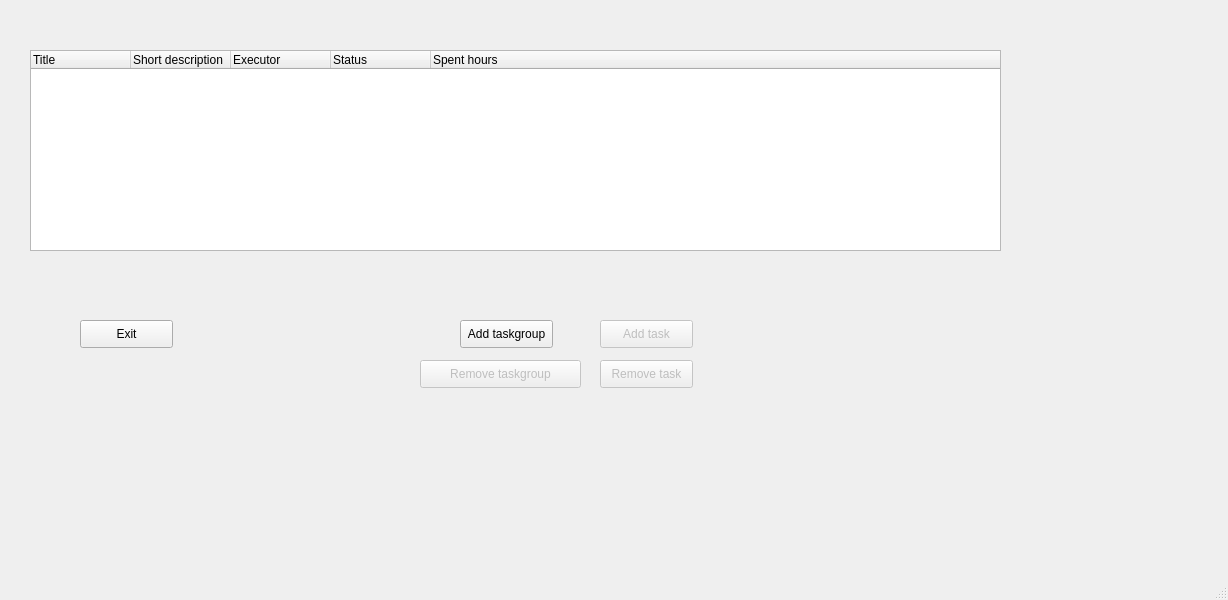
Before: the Qt Designer form lab_2/mainwindow.ui in YaroslavDrovolskyi/pi_ooop_2021-2022, drawn with Qt 5.
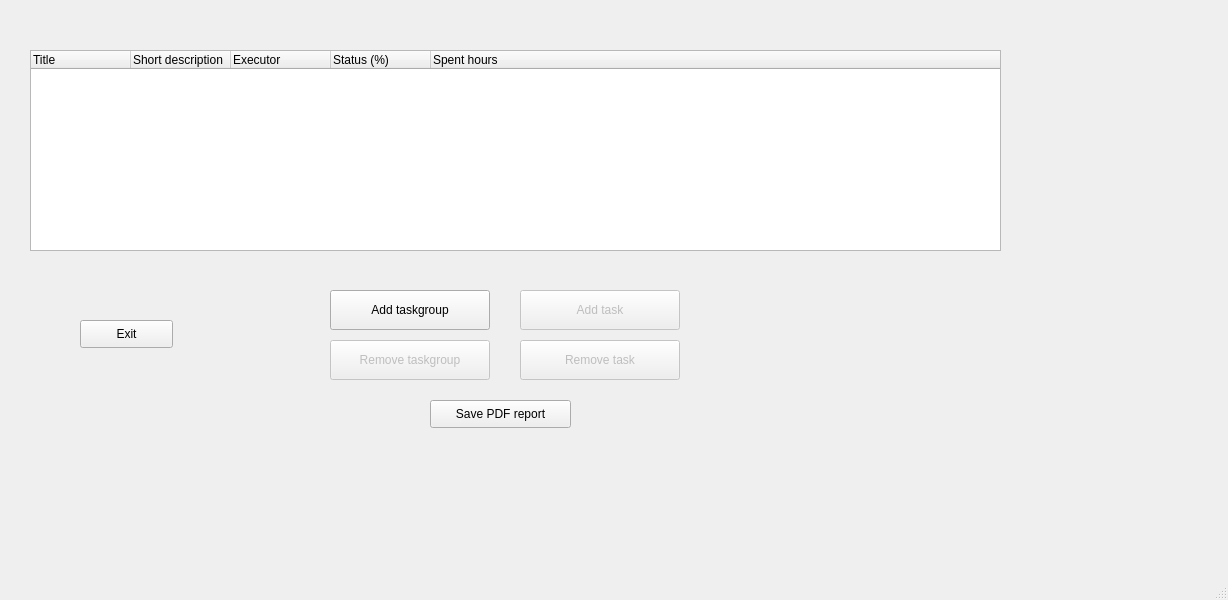
After: the same form once the commit is applied.

Commit message:
Implemented button to get PDF report - printing all groups and tasks.
For it implemented functions get_html_text() in Task, TaskGroup and TaskStructure
Path for saving PDF is getting by standard QFileDialog.
Added handling when we click "Cancel" in chose-path-dialog

Added warnings dialog (using QMessageBox), when we put incorrect data format into some columns of Task

```diff
--- a/lab_2/mainwindow.ui
+++ b/lab_2/mainwindow.ui
@@ -18,7 +18,7 @@
   </property>
   <property name="minimumSize">
    <size>
-    <width>1000</width>
+    <width>1050</width>
     <height>500</height>
    </size>
   </property>
@@ -101,7 +101,7 @@
     </column>
     <column>
      <property name="text">
-      <string>Status</string>
+      <string>Status (%)</string>
      </property>
     </column>
     <column>
@@ -113,10 +113,10 @@
    <widget class="QPushButton" name="add_group_btn">
     <property name="geometry">
      <rect>
-      <x>460</x>
-      <y>320</y>
-      <width>93</width>
-      <height>28</height>
+      <x>330</x>
+      <y>290</y>
+      <width>160</width>
+      <height>40</height>
      </rect>
     </property>
     <property name="text">
@@ -129,10 +129,10 @@
     </property>
     <property name="geometry">
      <rect>
-      <x>600</x>
-      <y>320</y>
-      <width>93</width>
-      <height>28</height>
+      <x>520</x>
+      <y>290</y>
+      <width>160</width>
+      <height>40</height>
      </rect>
     </property>
     <property name="text">
@@ -145,10 +145,10 @@
     </property>
     <property name="geometry">
      <rect>
-      <x>420</x>
-      <y>360</y>
-      <width>161</width>
-      <height>28</height>
+      <x>330</x>
+      <y>340</y>
+      <width>160</width>
+      <height>40</height>
      </rect>
     </property>
     <property name="text">
@@ -161,16 +161,29 @@
     </property>
     <property name="geometry">
      <rect>
-      <x>600</x>
-      <y>360</y>
-      <width>93</width>
-      <height>28</height>
+      <x>520</x>
+      <y>340</y>
+      <width>160</width>
+      <height>40</height>
      </rect>
     </property>
     <property name="text">
      <string>Remove task</string>
     </property>
    </widget>
+   <widget class="QPushButton" name="get_pdf_btn">
+    <property name="geometry">
+     <rect>
+      <x>430</x>
+      <y>400</y>
+      <width>141</width>
+      <height>28</height>
+     </rect>
+    </property>
+    <property name="text">
+     <string>Save PDF report</string>
+    </property>
+   </widget>
   </widget>
   <widget class="QMenuBar" name="menubar">
    <property name="geometry">
```
The commit also changes 5 other files.
